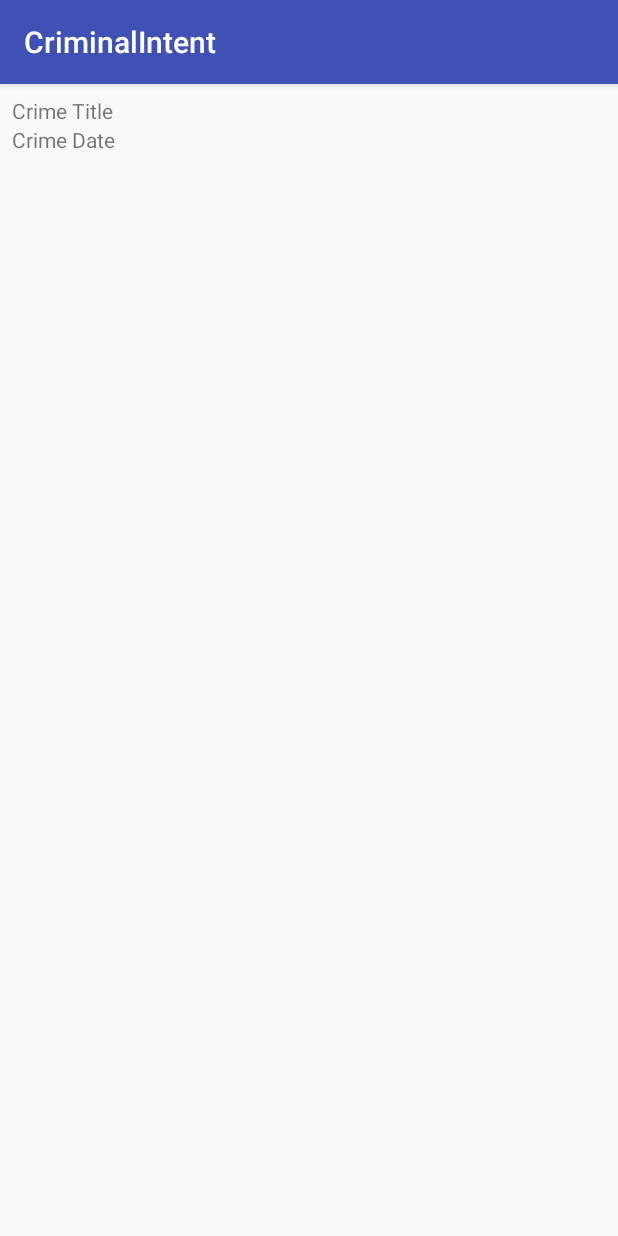
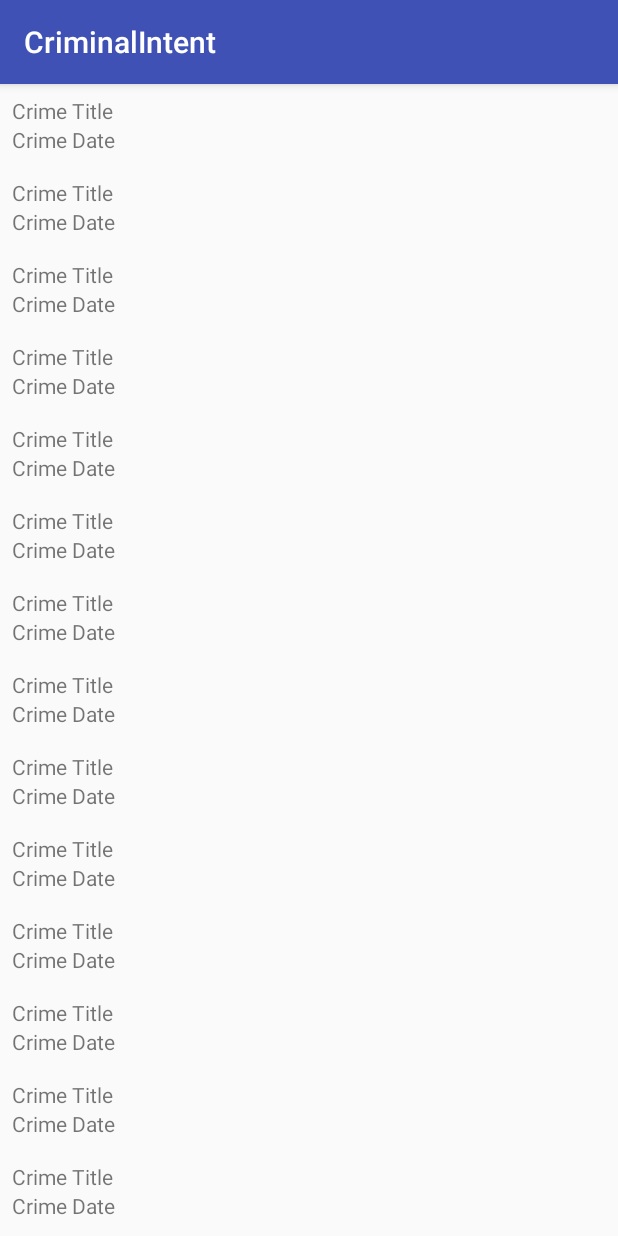
Before and after one commit to semenyutenko/CriminalIntent, an Android app: the screen it shows after launch (CrimeListActivity), on a phone screen of 412 x 824 dp. Run offline under Robolectric (Android 15) with nearby library versions, the phone set to English and light mode, and no system bars.

Commit message:
Second commit.

```diff
--- a/app/src/main/res/layout/list_item_crime.xml
+++ b/app/src/main/res/layout/list_item_crime.xml
@@ -1,8 +1,7 @@
 <?xml version="1.0" encoding="utf-8"?>
-<LinearLayout
-    xmlns:android="http://schemas.android.com/apk/res/android"
+<LinearLayout xmlns:android="http://schemas.android.com/apk/res/android"
     android:layout_width="match_parent"
-    android:layout_height="match_parent"
+    android:layout_height="wrap_content"
     android:orientation="vertical"
     android:padding="8dp">
 
@@ -10,12 +9,12 @@
         android:id="@+id/crime_title"
         android:layout_width="match_parent"
         android:layout_height="wrap_content"
-        android:text="Crime Title"/>
+        android:text="Crime Title" />
 
     <TextView
         android:id="@+id/crime_date"
         android:layout_width="match_parent"
         android:layout_height="wrap_content"
-        android:text="Crime Date"/>
+        android:text="Crime Date" />
 
 </LinearLayout>
```
